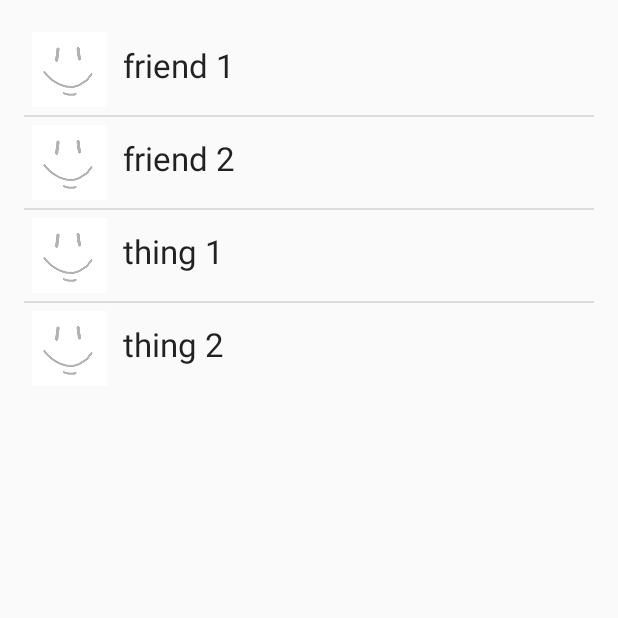
After one commit to cthavy/12m, an Android app: the FriendsList screen opened directly, with no data from a screen before it, on a phone screen of 412 x 824 dp, the top half of it. The commit adds this screen. Run offline under Robolectric (Android 15) with nearby library versions, the phone set to English and light mode, and no system bars.

Commit message:
friends list view

```diff
--- a/app/src/main/AndroidManifest.xml
+++ b/app/src/main/AndroidManifest.xml
@@ -31,7 +31,8 @@
         <activity android:name=".PasswordReset" />
         <activity android:name=".Profile" />
         <activity android:name=".Login" />
-        <activity android:name=".EditProfile"> </activity>
+        <activity android:name=".EditProfile"></activity>
+        <activity android:name=".FriendsList"></activity>
     </application>
 
 </manifest>
--- /dev/null
+++ b/app/src/main/java/io/github/a12m/one2many/FriendsList.java
@@ -0,0 +1,25 @@
+package io.github.a12m.one2many;
+
+import android.app.ListActivity;
+import android.os.Bundle;
+import android.widget.ArrayAdapter;
+
+public class FriendsList extends ListActivity {
+
+    String[] friends = {
+            "friend 1",
+            "friend 2",
+            "thing 1",
+            "thing 2"
+    };
+
+    @Override
+    protected void onCreate(Bundle savedInstanceState) {
+        super.onCreate(savedInstanceState);
+        setContentView(R.layout.activity_friends_list);
+
+        this.setListAdapter(new ArrayAdapter<String>(
+                this, R.layout.friends_list,
+                R.id.username,friends));
+    }
+}
--- a/app/src/main/java/io/github/a12m/one2many/Lobby.java
+++ b/app/src/main/java/io/github/a12m/one2many/Lobby.java
@@ -14,8 +14,6 @@ the app while account is cached in local storage.
 This page should allow the user to view all projects w/ their respective links,
 search for other users, view their friends list, and start a new event.
 
-*Subject to change
-*Needs update on navbar
  */
 //Deleted extension to AppCompatActivity. Not sure how this affects anything though.
 public class Lobby extends ListActivity {
--- a/app/src/main/java/io/github/a12m/one2many/Profile.java
+++ b/app/src/main/java/io/github/a12m/one2many/Profile.java
@@ -97,6 +97,10 @@ public class Profile extends AppCompatActivity {
         startActivity(new Intent(this, EditProfile.class));
     }
 
+    public void toFriendsList(View view){
+        startActivity(new Intent(this, FriendsList.class));
+    }
+
     //Self explanatory
     public void LogOut(View view) {
         ParseUser.logOut();
--- /dev/null
+++ b/app/src/main/res/layout/activity_friends_list.xml
@@ -0,0 +1,19 @@
+<?xml version="1.0" encoding="utf-8"?>
+<RelativeLayout xmlns:android="http://schemas.android.com/apk/res/android"
+    xmlns:tools="http://schemas.android.com/tools"
+    android:layout_width="match_parent"
+    android:layout_height="match_parent"
+    android:paddingBottom="@dimen/activity_vertical_margin"
+    android:paddingLeft="@dimen/activity_horizontal_margin"
+    android:paddingRight="@dimen/activity_horizontal_margin"
+    android:paddingTop="@dimen/activity_vertical_margin"
+    tools:context="io.github.a12m.one2many.FriendsList">
+
+    <ListView
+        android:layout_width="wrap_content"
+        android:layout_height="wrap_content"
+        android:id="@+id/android:list"
+        android:layout_alignParentTop="true"
+        android:layout_alignParentLeft="true"
+        android:layout_alignParentStart="true" />
+</RelativeLayout>
--- a/app/src/main/res/layout/activity_profile.xml
+++ b/app/src/main/res/layout/activity_profile.xml
@@ -40,7 +40,8 @@
         android:layout_alignTop="@+id/profile_image"
         android:layout_toRightOf="@+id/profile_image"
         android:layout_toEndOf="@+id/profile_image"
-        android:layout_marginLeft="35dp" />
+        android:layout_marginLeft="35dp"
+        android:onClick="toFriendsList" />
 
     <TextView
         android:layout_width="wrap_content"
@@ -59,7 +60,8 @@
         android:id="@+id/Text_friend"
         android:layout_below="@+id/count_friend"
         android:layout_alignLeft="@+id/count_friend"
-        android:layout_alignStart="@+id/count_friend" />
+        android:layout_alignStart="@+id/count_friend"
+        android:onClick="toFriendsList" />
 
     <TextView
         android:layout_width="wrap_content"
@@ -94,4 +96,5 @@
         android:text="\@email"
         android:id="@+id/Text_email"
         android:layout_below="@+id/Text_username" />
+
 </RelativeLayout>
--- /dev/null
+++ b/app/src/main/res/layout/friends_list.xml
@@ -0,0 +1,30 @@
+<?xml version="1.0" encoding="utf-8"?>
+<RelativeLayout xmlns:android="http://schemas.android.com/apk/res/android"
+    android:orientation="vertical" android:layout_width="match_parent"
+    android:layout_height="match_parent">
+
+    <ImageView
+        android:layout_width="wrap_content"
+        android:layout_height="wrap_content"
+        android:id="@+id/p_pic"
+        android:adjustViewBounds="true"
+        android:minHeight="50dp"
+        android:minWidth="50dp"
+        android:maxWidth="50dp"
+        android:maxHeight="50dp"
+        android:layout_margin="5dp"
+        android:src="@drawable/default_pic" />
+
+    <TextView
+        android:layout_width="wrap_content"
+        android:layout_height="wrap_content"
+        android:textAppearance="?android:attr/textAppearanceLarge"
+        android:text="name"
+        android:id="@+id/username"
+        android:layout_alignParentTop="true"
+        android:layout_toRightOf="@+id/p_pic"
+        android:layout_toEndOf="@+id/p_pic"
+        android:layout_alignBottom="@+id/p_pic"
+        android:layout_margin="5dp"
+        android:gravity="center" />
+</RelativeLayout>
```
